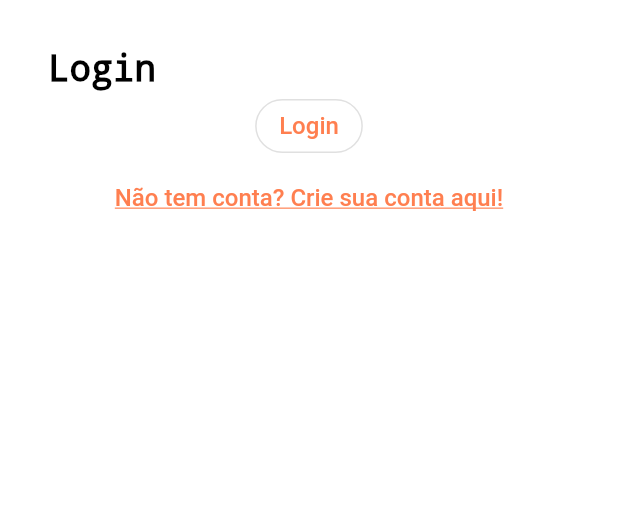
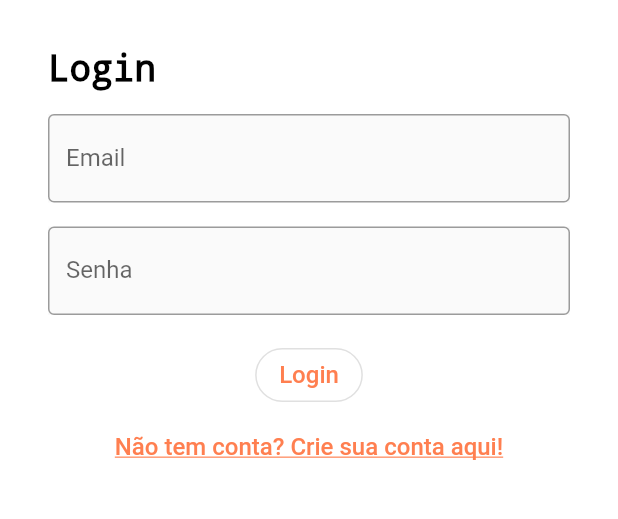
Before and after one commit to RichbertOliveira/GOALS, a Flutter app: the screen it shows after launch, on a phone screen of 412 x 824 dp, the part 105-624 px from its top. Run offline on Flutter 3.47's test engine with Material 2 defaults, Android fonts, the light colour scheme and no system bars; our stand-ins replace email_validator.

Commit message:
Adding form email and password on login screen

```diff
--- a/codigo/lib/Login.dart
+++ b/codigo/lib/Login.dart
@@ -1,6 +1,7 @@
 import 'package:flutter/material.dart';
+import 'package:email_validator/email_validator.dart';
+
 import 'package:goals/main.dart';
-
 import 'Cadastro.dart';
 
 class Login extends StatelessWidget {
@@ -13,24 +14,6 @@ class Login extends StatelessWidget {
       padding: const EdgeInsets.fromLTRB(32, 32, 32, 0),
       child: Column(
         children: [
-          // TextFormField(
-          //   decoration: InputDecoration(
-          //     labelText: 'Email',
-          //     filled: true,
-          //     fillColor: Colors.grey[200],
-          //     border: const OutlineInputBorder(),
-          //     prefixIcon: const Icon(Icons.email),
-          //   ),
-          // ), //Email
-          // TextFormField(
-          //   decoration: InputDecoration(
-          //     labelText: 'Senha',
-          //     filled: true,
-          //     fillColor: Colors.grey[200],
-          //     border: const OutlineInputBorder(),
-          //     prefixIcon: const Icon(Icons.email),
-          //   ),
-          // ), //Senha
           const Center(
             child: Text(
               "Goals",
@@ -59,12 +42,58 @@ class Login extends StatelessWidget {
                     ),
                   ),
                 ),
-                OutlinedButton(
+                Container(
+                  margin: const EdgeInsets.fromLTRB(0, 16, 0, 0),
+                  child: Material(
+                    child: TextFormField(
+                      keyboardType: TextInputType.emailAddress,
+                      decoration: const InputDecoration(
+                        labelText: 'Email',
+                        hintText: 'Digite seu email',
+                        border: OutlineInputBorder(),
+                      ),
+                      validator: (value) {
+                        if (value!.isEmpty) {
+                          return 'Por favor, digite um email.';
+                        }
+                        if (!EmailValidator.validate(value)) {
+                          return 'Por favor, digite um email válido.';
+                        }
+                        return null;
+                      },
+                    ),
+                  ),
+                ), //Email
+                Container(
+                  margin: const EdgeInsets.fromLTRB(0, 16, 0, 0),
+                  child: Material(
+                    child: TextFormField(
+                      keyboardType: TextInputType.visiblePassword,
+                      decoration: const InputDecoration(
+                        labelText: 'Senha',
+                        hintText: 'Digite sua senha',
+                        border: OutlineInputBorder(),
+                      ),
+                      validator: (value) {
+                        if (value!.isEmpty) {
+                          return 'Por favor, digite sua senha.';
+                        }
+                        if (!EmailValidator.validate(value)) {
+                          return 'Por favor, digite a senha correta.';
+                        }
+                        return null;
+                      },
+                    ),
+                  ),
+                ), //Senha
+                Container(
+                  margin: EdgeInsets.fromLTRB(0, 16, 0, 0),
+                  child: OutlinedButton(
                     style: OutlinedButton.styleFrom(
-                      foregroundColor: Color.fromRGBO(255, 127, 80, 1),
+                        foregroundColor: const Color.fromRGBO(255, 127, 80, 1),
                         shape: RoundedRectangleBorder(
                             borderRadius: BorderRadius.circular(18.0),
-                          side: BorderSide(
+                            side: const BorderSide(
                               color: Color.fromRGBO(255, 127, 80, 1),
                             ))),
                     child: const Text(
@@ -80,7 +109,8 @@ class Login extends StatelessWidget {
                         MaterialPageRoute(builder: (context) => Inicio()),
                       );
                     },
-                ), //BtnLogin
+                  ),
+                ),//BtnLogin
                 TextButton(
                   child: const Text(
                     "Não tem conta? Crie sua conta aqui!",
--- a/codigo/pubspec.yaml
+++ b/codigo/pubspec.yaml
@@ -28,6 +28,7 @@ environment:
 # the latest version available on pub.dev. To see which dependencies have newer
 # versions available, run `flutter pub outdated`.
 dependencies:
+  email_validator: '^2.1.16'
   flutter:
     sdk: flutter
 
```
Also changed, not shown: codigo/pubspec.lock. Lines whose indentation alone changed are shown as unchanged.
